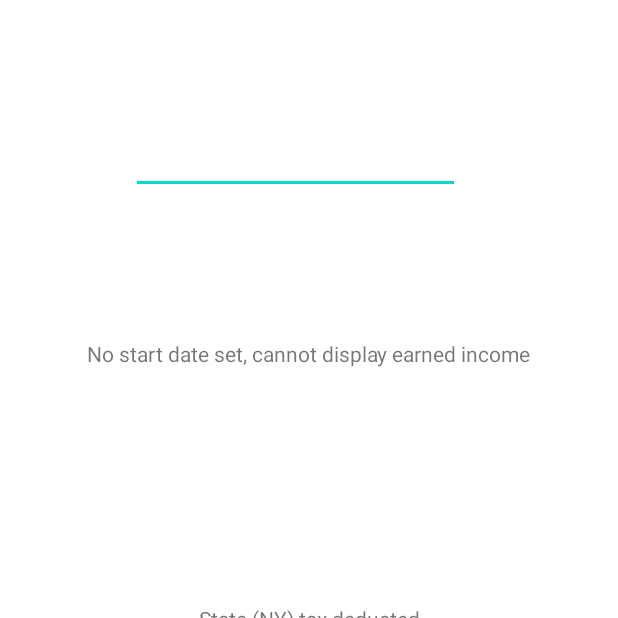
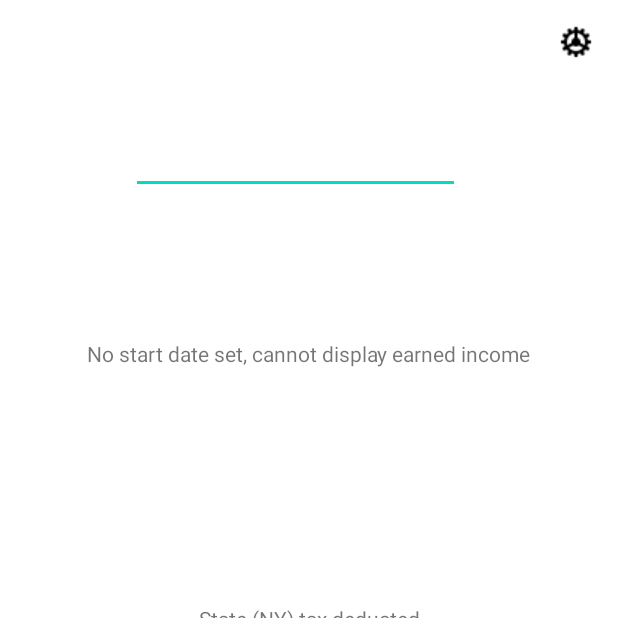
Before and after one commit to jaw12346/Greens, an Android app: the screen it shows after launch (MainActivity), on a phone screen of 412 x 824 dp, the top half of it. Run offline under Robolectric (Android 15) with nearby library versions, the phone set to English and light mode, and no system bars.

Commit message:
Added settings page
State dropdown menu isn't working, so I commented it out for this commit

```diff
--- a/App/app/src/main/AndroidManifest.xml
+++ b/App/app/src/main/AndroidManifest.xml
@@ -14,6 +14,9 @@
         android:theme="@style/Theme.Greens"
         tools:targetApi="31">
         <activity
+            android:name=".Settings"
+            android:exported="false" />
+        <activity
             android:name=".MainActivity"
             android:exported="true">
             <intent-filter>
--- a/App/app/src/main/java/com/example/greens/MainActivity.kt
+++ b/App/app/src/main/java/com/example/greens/MainActivity.kt
@@ -1,8 +1,10 @@
 package com.example.greens
 
 import android.app.Activity
+import android.content.Intent
 import android.os.Bundle
 import android.widget.Button
+import android.widget.ImageView
 import android.widget.TextView
 import java.text.SimpleDateFormat
 import java.util.*
@@ -31,6 +33,13 @@ class MainActivity : Activity() {
         val payPeriodButton: Button = findViewById<Button>(R.id.pay_period_button)  // Get the pay period button
         payPeriodButton.setOnClickListener {
             payPeriodClicked(payPeriodButton)
+        }
+
+        // Settings menu button
+        val settingsButton: ImageView = findViewById<ImageView>(R.id.settingsButton)  // Get the settings button
+        settingsButton.setOnClickListener {
+//            Settings()
+            startActivity(Intent(this@MainActivity, Settings::class.java))
         }
     }
 
--- a/App/app/src/main/res/layout/activity_main.xml
+++ b/App/app/src/main/res/layout/activity_main.xml
@@ -80,4 +80,15 @@
         app:layout_constraintHorizontal_bias="0.5"
         app:layout_constraintStart_toStartOf="parent" />
 
+    <ImageView
+        android:id="@+id/settingsButton"
+        android:layout_width="wrap_content"
+        android:layout_height="wrap_content"
+        android:layout_marginTop="16dp"
+        android:layout_marginEnd="16dp"
+        android:src="@drawable/gear"
+        app:layout_constraintEnd_toEndOf="parent"
+        app:layout_constraintTop_toTopOf="parent" />
+
+
 </androidx.constraintlayout.widget.ConstraintLayout>
```
Also changed, not shown: App/app/src/main/java/com/example/greens/Settings.kt (added, +24 -0 lines), App/app/src/main/res/layout/activity_settings.xml (added, +60 -0 lines), App/app/src/main/res/values/strings.xml (+11 -1 lines), App/app/src/main/res/values/themes.xml (+9 -0 lines), App/app/src/main/res/drawable-v24/gear.png (added).
